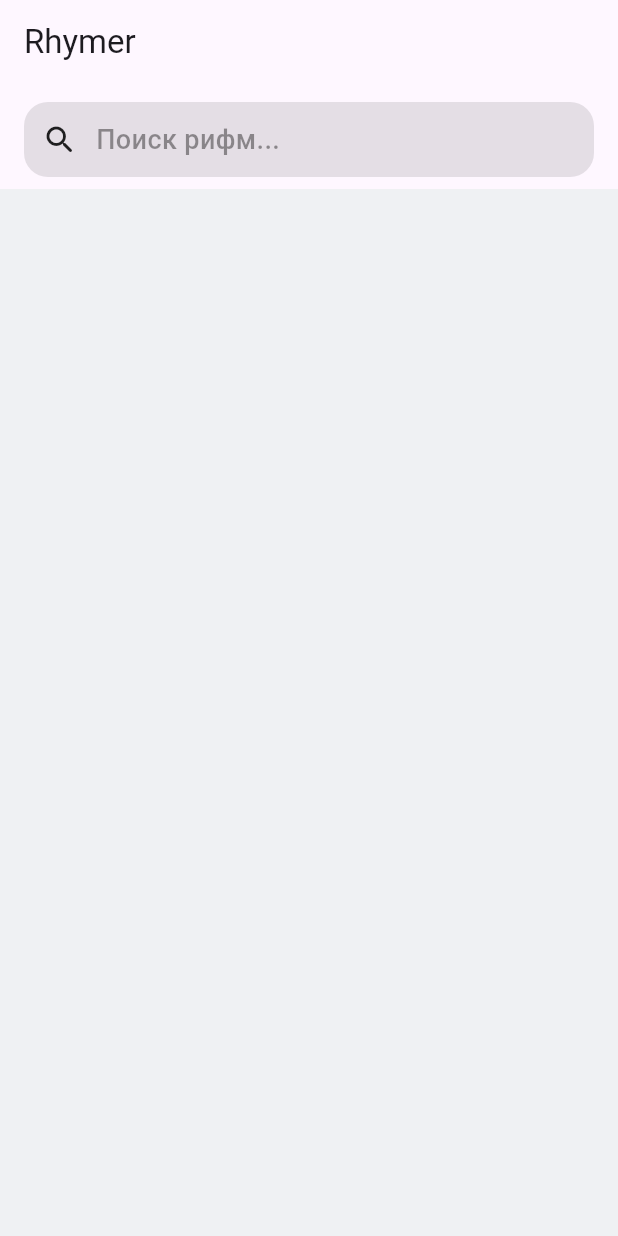
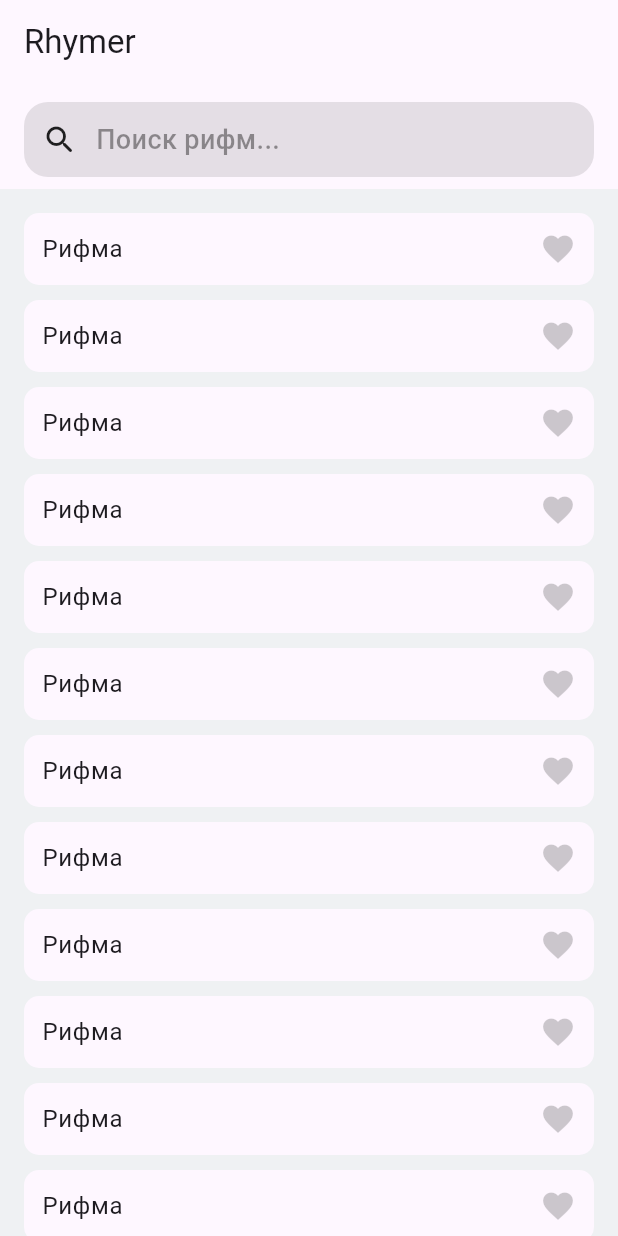
Before and after one commit to MajidiyM/rhymer2, a Flutter app: the screen it shows after launch, on a phone screen of 412 x 824 dp. Run offline on Flutter 3.47's test engine with Material 3 defaults, Android fonts, the phone set to English and light mode, and no system bars.

Commit message:
[+] RhymerListCard

```diff
--- a/lib/main.dart
+++ b/lib/main.dart
@@ -1,7 +1,4 @@
-import 'dart:ui';
-
 import 'package:flutter/material.dart';
-import 'package:flutter/widgets.dart';
 
 void main() {
   runApp(const MyApp());
@@ -35,6 +32,7 @@
 
   @override
   Widget build(BuildContext context) {
+    final theme = Theme.of(context);
     return Scaffold(
       body: CustomScrollView(
         slivers: [
@@ -49,6 +47,45 @@
               child: SearchButton(),
             ),
           ),
+          const SliverToBoxAdapter(
+            child: SizedBox(
+              height: 16,
+            ),
+          ),
+          SliverList.builder(
+            itemBuilder: (context, index) => RhymeListCard(),
+          ),
+        ],
+      ),
+    );
+  }
+}
+
+class RhymeListCard extends StatelessWidget {
+  const RhymeListCard({
+    super.key,
+  });
+
+  @override
+  Widget build(BuildContext context) {
+    final theme = Theme.of(context);
+    return Container(
+      width: double.infinity,
+      margin: const EdgeInsets.symmetric(horizontal: 16).copyWith(bottom: 10),
+      padding: EdgeInsets.only(left: 12),
+      decoration: BoxDecoration(
+        color: theme.cardColor,
+        borderRadius: BorderRadius.circular(10),
+      ),
+      child: Row(
+        mainAxisAlignment: MainAxisAlignment.spaceBetween,
+        children: [
+          Text("Рифма", style: theme.textTheme.bodyLarge),
+          IconButton(
+            onPressed: () {},
+            icon: Icon(Icons.favorite),
+            color: theme.hintColor.withOpacity(0.2),
+          )
         ],
       ),
     );
@@ -56,7 +93,7 @@
 }
 
 class SearchButton extends StatelessWidget {
-   const SearchButton({
+  const SearchButton({
     super.key,
   });
 
```
